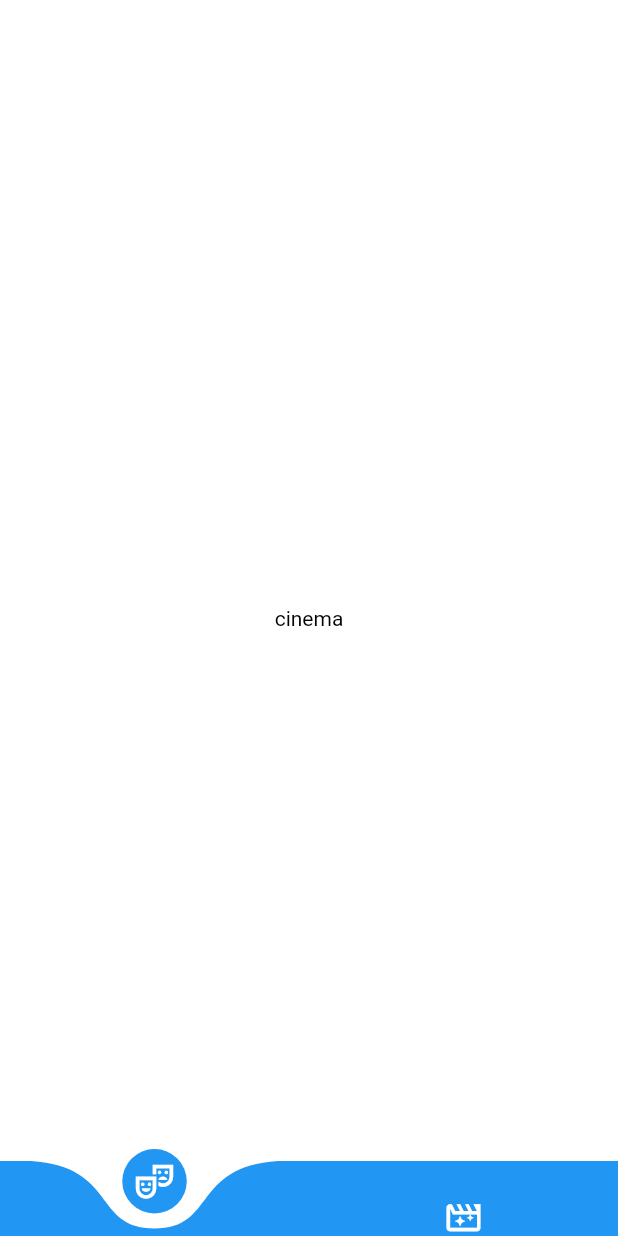
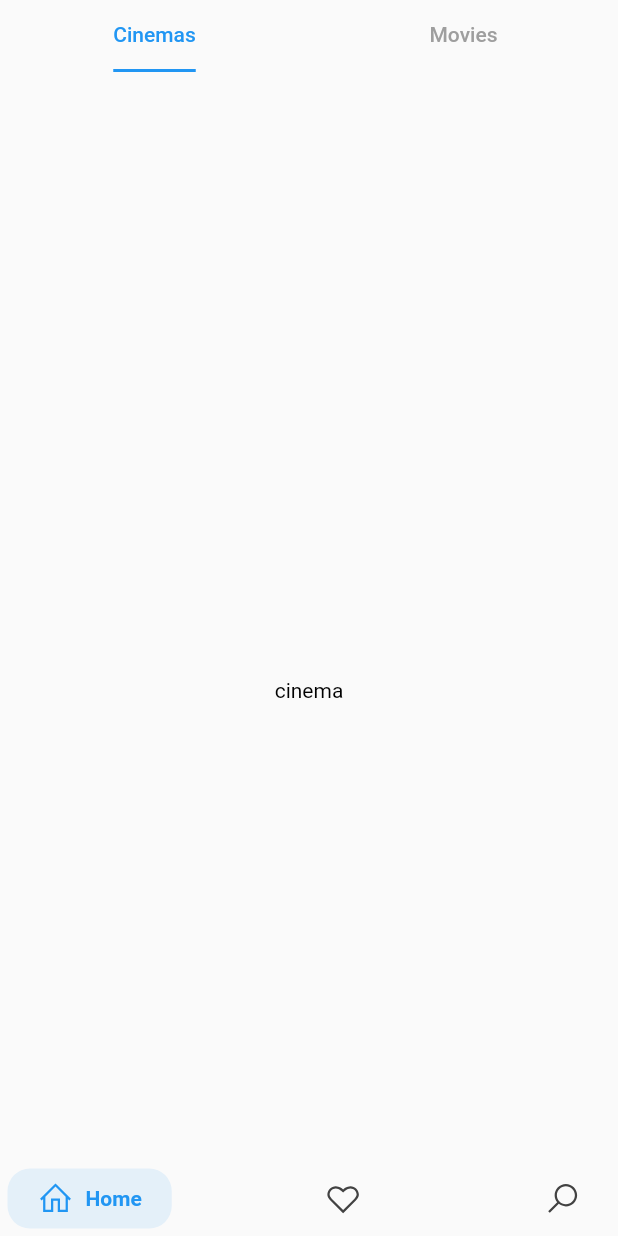
Before and after one commit to SarahElzayat/Flutter-Cinema-Guide, a Flutter app: the screen it shows after launch, on a phone screen of 412 x 824 dp. Run offline on Flutter 3.47's test engine with Material 2 defaults, Android fonts, the phone set to English and light mode, and no system bars; drawn by our look-alikes of curved_navigation_bar, google_nav_bar; our stand-ins replace bloc, carousel_slider, flutter_bloc, google_fonts, line_icons.

Commit message:
Bottom navigation bar added

```diff
--- a/lib/cubit/app_cubit.dart
+++ b/lib/cubit/app_cubit.dart
@@ -1,6 +1,8 @@
 import 'package:bloc/bloc.dart';
+import 'package:cinema_app/screens/main_screen.dart';
 import 'package:cinema_app/screens/movies.dart';
 import 'package:cinema_app/screens/cinemas.dart';
+import 'package:cinema_app/screens/search_screen.dart';
 import 'package:flutter/material.dart';
 import 'package:flutter_bloc/flutter_bloc.dart';
 
@@ -9,7 +11,7 @@ part 'app_state.dart';
 class AppCubit extends Cubit<AppState> {
   AppCubit() : super(AppInitial());
   int currentIndex = 0;
-  List<Widget> bottomNavBarItems = [const CinemasScreen(),const MoviesScreen()];
+  List<Widget> bottomNavBarItems = const [MainScreen(),MoviesScreen(),SearchScreen()];
 
     static AppCubit get(context) => BlocProvider.of(context);
 
--- a/lib/main.dart
+++ b/lib/main.dart
@@ -13,26 +13,15 @@ class MyApp extends StatelessWidget {
   @override
   Widget build(BuildContext context) {
     return MaterialApp(
-debugShowCheckedModeBanner: false,
+      debugShowCheckedModeBanner: false,
       theme: ThemeData(
-        iconTheme: IconThemeData(color: Colors.white,size: 27),
+        iconTheme: IconThemeData(color: Colors.white, size: 27),
         textTheme: TextTheme(
-          headline1: GoogleFonts.roboto(
-            color: Colors.white,
+            headline1: GoogleFonts.roboto(
+                color: Colors.white,
+                backgroundColor: Colors.transparent,
+                fontSize: 20)),
 
-            backgroundColor: Colors.transparent,
-            fontSize: 20
-          )
-        ),
-        // This is the theme of your application.
-        //
-        // Try running your application with "flutter run". You'll see the
-        // application has a blue toolbar. Then, without quitting the app, try
-        // changing the primarySwatch below to Colors.green and then invoke
-        // "hot reload" (press "r" in the console where you ran "flutter run",
-        // or simply save your changes to "hot reload" in a Flutter IDE).
-        // Notice that the counter didn't reset back to zero; the application
-        // is not restarted.
         primarySwatch: Colors.blue,
       ),
       home: const HomeScreen(),
--- a/lib/screens/home.dart
+++ b/lib/screens/home.dart
@@ -1,7 +1,8 @@
 import 'package:cinema_app/cubit/app_cubit.dart';
-import 'package:curved_navigation_bar/curved_navigation_bar.dart';
 import 'package:flutter/material.dart';
 import 'package:flutter_bloc/flutter_bloc.dart';
+import 'package:google_nav_bar/google_nav_bar.dart';
+import 'package:line_icons/line_icons.dart';
 
 class HomeScreen extends StatelessWidget {
   const HomeScreen({super.key});
@@ -19,23 +20,43 @@ class HomeScreen extends StatelessWidget {
               extendBody: true,
               backgroundColor: Colors.white,
               body: cubit.bottomNavBarItems[cubit.currentIndex],
-            bottomNavigationBar: CurvedNavigationBar(
-              color: Colors.blue,
-              index: cubit.currentIndex,
-              onTap: (index) {
+              bottomNavigationBar: Padding(
+                padding: const EdgeInsets.all(5),
+                child: GNav(
+                    selectedIndex: cubit.currentIndex,
+                    onTabChange: (index) {
                       cubit.changeIndex(index);
                     },
                     backgroundColor: Colors.transparent,
-              height: 50,
-              animationDuration: Duration(milliseconds: 300),
-              items: const [
-                Icon(Icons.theater_comedy_outlined),
-                Icon(
-                  Icons.movie_filter_outlined,
-                )
-              ],
+                    // rippleColor:Colors.grey[800]!, // tab button ripple color when pressed
+                    hoverColor: Colors.grey[700]!, // tab button hover color
+                    tabBorderRadius: 15,
+                    curve: Curves.easeInExpo, // tab animation curves
+                    duration: const Duration(
+                        milliseconds: 500), // tab animation duration
+                    gap: 8, // the tab button gap between icon and text
+                    color: Colors.grey[800], // unselected icon color
+                    activeColor: Colors.blue, // selected icon and text color
+                    iconSize: 24, // tab button icon size
+                    tabBackgroundColor: Colors.blue
+                        .withOpacity(0.1), // selected tab background color
+                    padding: const EdgeInsets.symmetric(
+                        horizontal: 20, vertical: 8), // navigation bar padding
+                    tabs: const [
+                      GButton(
+                        icon: LineIcons.home,
+                        text: 'Home',
                       ),
-          );
+                      GButton(
+                        icon: LineIcons.heart,
+                        text: 'Likes',
+                      ),
+                      GButton(
+                        icon: LineIcons.search,
+                        text: 'Search',
+                      ),
+                    ]),
+              ));
         },
       ),
     );
--- /dev/null
+++ b/lib/screens/main_screen.dart
@@ -0,0 +1,61 @@
+import 'package:cinema_app/screens/cinemas.dart';
+import 'package:cinema_app/screens/movies.dart';
+import 'package:flutter/material.dart';
+import 'package:flutter/src/widgets/container.dart';
+import 'package:flutter/src/widgets/framework.dart';
+
+class MainScreen extends StatefulWidget {
+  const MainScreen({super.key});
+
+  @override
+  State<MainScreen> createState() => _MainScreenState();
+}
+
+class _MainScreenState extends State<MainScreen> with TickerProviderStateMixin {
+  late TabController _tabController;
+  @override
+  void initState() {
+    super.initState();
+    _tabController = TabController(length: 2, vsync: this);
+  }
+
+  @override
+  Widget build(BuildContext context) {
+    return Scaffold(
+      body: SafeArea(
+        child: SingleChildScrollView(
+          child: Column(
+            children: [
+              TabBar(
+                controller: _tabController,
+                labelColor: Colors.blue,
+                unselectedLabelColor: Colors.grey,
+                labelStyle: Theme.of(context).textTheme.bodyText1,
+                indicatorSize: TabBarIndicatorSize.label,
+                tabs: const [
+                  Tab(
+                    text: 'Cinemas',
+                  ),
+                  Tab(
+                    text: 'Movies',
+                  ),
+                ],
+              ),
+               Container(
+                height: MediaQuery.of(context).size.height,
+                 child: TabBarView(
+
+                   controller: _tabController,
+                   children:const [
+                     CinemasScreen(),
+                     MoviesScreen()
+                   ],
+                 ),
+               ),
+            ],
+          ),
+        ),
+      ),
+    );
+  }
+}
--- a/lib/screens/movies.dart
+++ b/lib/screens/movies.dart
@@ -7,13 +7,15 @@ class MoviesScreen extends StatelessWidget {
 
   @override
   Widget build(BuildContext context) {
-    return CarouselSlider.builder(
+    return SafeArea(
+      child: CarouselSlider.builder(
         itemCount: 10,
         itemBuilder: (context, index, realIndex) => Container(
             padding: EdgeInsets.all(20),
             child: GestureDetector(
               onTap: () => Navigator.push(context, MaterialPageRoute(builder:(context) =>  CinemasScreen())),
               child: Card(
+
                 elevation: 20,
                 child: Stack(
 
@@ -21,6 +23,7 @@ class MoviesScreen extends StatelessWidget {
                   // mainAxisAlignment: MainAxisAlignment.center,
                   children: [
                     Image.network(
+
                       'https://www.themoviedb.org/t/p/w600_and_h900_bestv2/49WJfeN0moxb9IPfGn8AIqMGskD.jpg',
                       fit: BoxFit.fill,
                     ),
@@ -47,6 +50,7 @@ class MoviesScreen extends StatelessWidget {
             enableInfiniteScroll: false,
             enlargeCenterPage: true,
             scrollDirection: Axis.vertical),
+      ),
     );
   }
 }
--- /dev/null
+++ b/lib/screens/search_screen.dart
@@ -0,0 +1,11 @@
+import 'package:flutter/src/widgets/container.dart';
+import 'package:flutter/src/widgets/framework.dart';
+
+class SearchScreen extends StatelessWidget {
+  const SearchScreen({super.key});
+
+  @override
+  Widget build(BuildContext context) {
+    return Container();
+  }
+}
--- a/pubspec.yaml
+++ b/pubspec.yaml
@@ -37,9 +37,12 @@ dependencies:
   flutter:
     sdk: flutter
   flutter_bloc: ^8.1.1
+  font_awesome_flutter: ^10.2.1
   google_fonts: ^3.0.1
+  google_nav_bar: ^5.0.6
   iconsax: ^0.0.8
   ionicons: ^0.2.1
+  line_icons: ^2.0.1
 
 dev_dependencies:
   flutter_lints: ^2.0.0
```
Also changed, not shown: pubspec.lock. Lines whose indentation alone changed are shown as unchanged.
